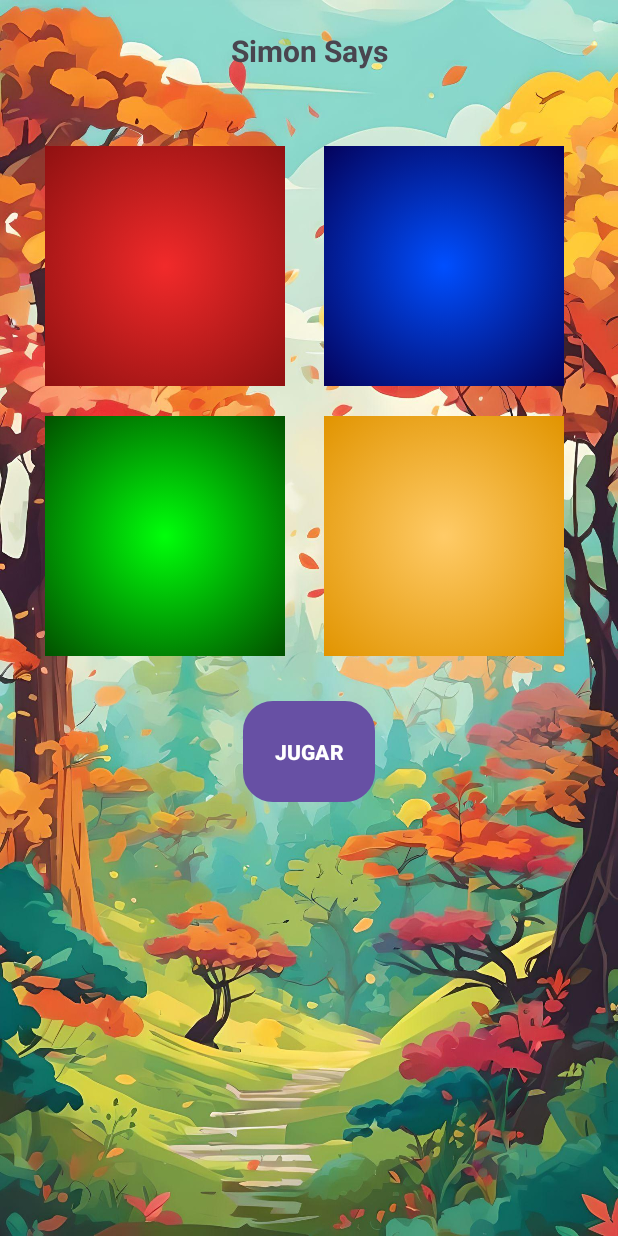
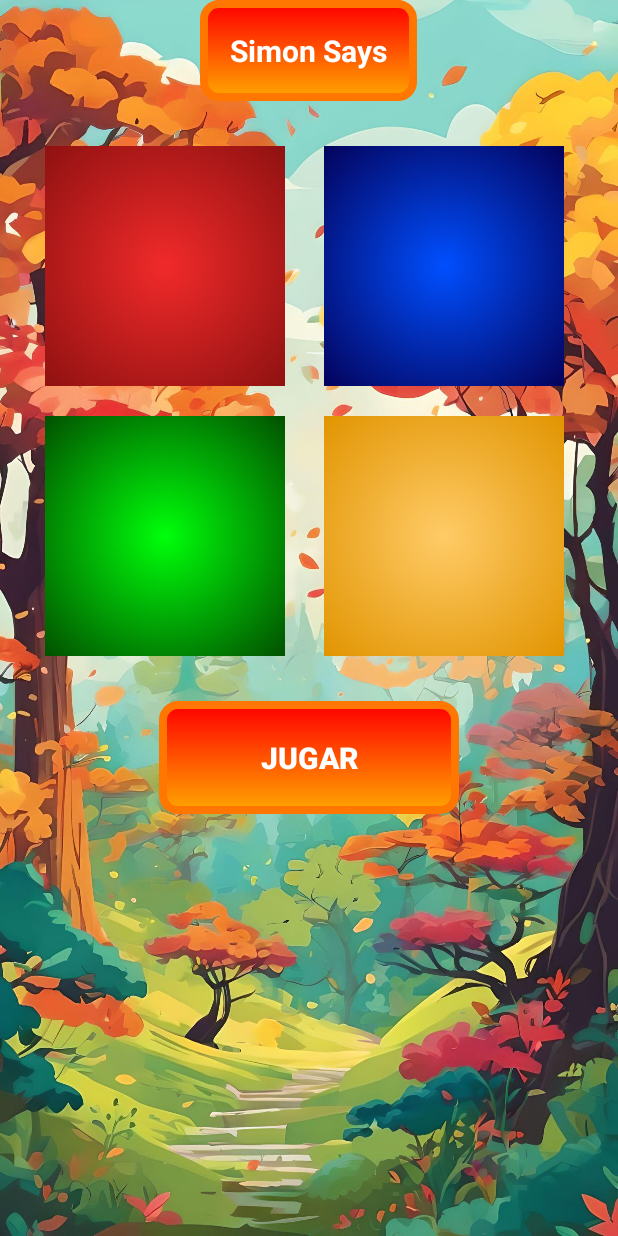
Before and after one commit to Moheto22/simonSaysAndroid, an Android app: the screen it shows after launch (MainActivity), on a phone screen of 412 x 824 dp. Run offline under Robolectric (Android 15) with nearby library versions, the phone set to English and light mode, and no system bars.

Commit message:
Porfin cosas buenas caca de la vaza

```diff
--- a/app/src/main/java/com/example/simonsays/MainActivity.kt
+++ b/app/src/main/java/com/example/simonsays/MainActivity.kt
@@ -22,7 +22,7 @@ class MainActivity : AppCompatActivity() {
         val order = mutableListOf<Int>()
         var points = 0
         var block = false
-        var positionSelected = 0
+        var positionSelected : Int
         var positionTested = 0
         var viewAtPosition: View
         var image: ImageView
--- a/app/src/main/res/drawable/borde_rojo.xml
+++ b/app/src/main/res/drawable/borde_rojo.xml
@@ -4,7 +4,7 @@
         android:endColor="#FFA500"
         android:angle="270" />
     <stroke
-        android:width="20dp"
-        android:color="#FFE300" />
+        android:width="5dp"
+        android:color="#FF7700" />
     <corners android:radius="10dp"/>
 </shape>
--- a/app/src/main/res/layout/activity_main.xml
+++ b/app/src/main/res/layout/activity_main.xml
@@ -1,6 +1,7 @@
 <?xml version="1.0" encoding="utf-8"?>
 <LinearLayout
     xmlns:android="http://schemas.android.com/apk/res/android"
+    xmlns:app="http://schemas.android.com/apk/res-auto"
     android:id="@+id/main"
     android:layout_width="match_parent"
     android:layout_height="match_parent"
@@ -8,13 +9,16 @@
     android:background="@drawable/fondo">
 
     <TextView
-        android:layout_width="match_parent"
+        android:layout_width="wrap_content"
         android:layout_height="wrap_content"
-        android:gravity="center_horizontal"
+        android:layout_gravity="center_horizontal"
         android:text="Simon Says"
         android:textSize="20dp"
+        android:background="@drawable/borde_rojo"
+        app:backgroundTint="@null"
         android:textStyle="bold"
-        android:padding="20dp"/>
+        android:padding="20dp"
+        android:textColor="#FFFFFF"/>
 
     <GridView
         android:id="@+id/grid"
@@ -38,13 +42,15 @@
 
     <Button
         android:id="@+id/boton"
-        android:layout_width="wrap_content"
+        android:layout_width="200dp"
         android:layout_height="wrap_content"
         android:layout_gravity="center_horizontal"
         android:text="JUGAR"
         android:textStyle="bold"
+        android:textSize="20dp"
         android:padding="20dp"
         android:background="@drawable/borde_rojo"
+        app:backgroundTint="@null"
         android:textColor="#FFFFFF"
     />
 </LinearLayout>
--- a/app/src/main/res/layout/grid_item.xml
+++ b/app/src/main/res/layout/grid_item.xml
@@ -1,6 +1,7 @@
 <?xml version="1.0" encoding="utf-8"?>
 <LinearLayout
     xmlns:android="http://schemas.android.com/apk/res/android"
+    xmlns:app="http://schemas.android.com/apk/res-auto"
     android:id="@+id/main"
     android:layout_width="match_parent"
     android:layout_height="match_parent"
@@ -10,5 +11,6 @@
         android:layout_width="160dp"
         android:layout_height="160dp"
         android:layout_margin="10dp"
+        app:backgroundTint="@null"
         android:background="@drawable/bordes_boton"/>
 </LinearLayout>
```
